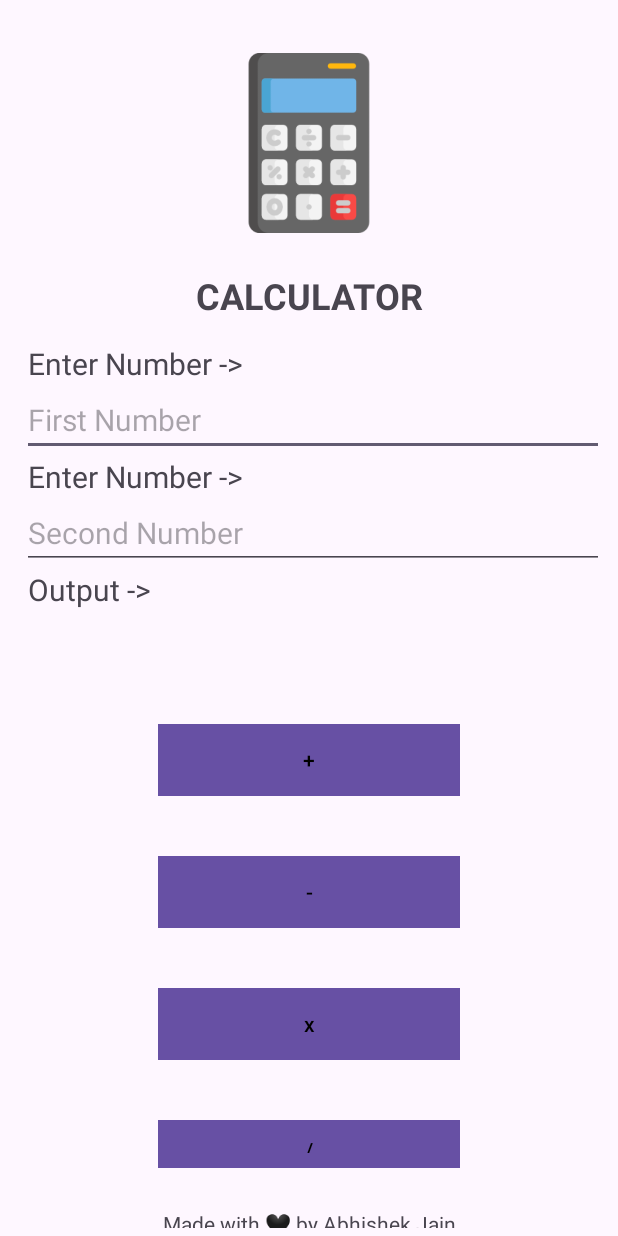
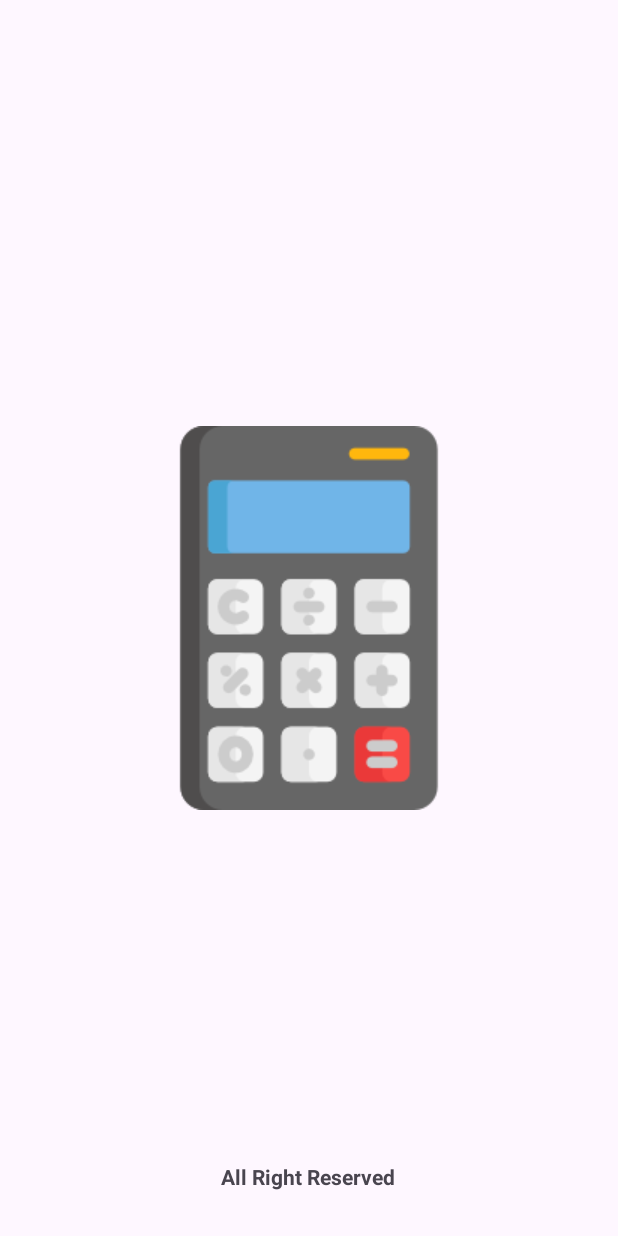
Before and after one commit to io-abhishek2206/Calculator-repo, an Android app: the screen it shows after launch (MainActivity before the commit, Splash_Screen after it), on a phone screen of 412 x 824 dp. Run offline under Robolectric (Android 15) with nearby library versions, the phone set to English and light mode, and no system bars.

```diff
--- a/app/build.gradle.kts
+++ b/app/build.gradle.kts
@@ -8,7 +8,7 @@ android {
 
     defaultConfig {
         applicationId = "com.example.calculator"
-        minSdk = 34
+        minSdk = 21
         targetSdk = 35
         versionCode = 1
         versionName = "1.0"
--- /dev/null
+++ b/app/src/main/java/com/example/calculator/Splash_Screen.java
@@ -0,0 +1,41 @@
+package com.example.calculator;
+
+import static java.lang.Thread.sleep;
+
+import android.content.Intent;
+import android.os.Bundle;
+
+import androidx.activity.EdgeToEdge;
+import androidx.appcompat.app.AppCompatActivity;
+import androidx.core.graphics.Insets;
+import androidx.core.view.ViewCompat;
+import androidx.core.view.WindowInsetsCompat;
+
+public class Splash_Screen extends AppCompatActivity {
+
+    @Override
+    protected void onCreate(Bundle savedInstanceState) {
+        super.onCreate(savedInstanceState);
+        EdgeToEdge.enable(this);
+        setContentView(R.layout.activity_splash_screen);
+        ViewCompat.setOnApplyWindowInsetsListener(findViewById(R.id.main), (v, insets) -> {
+            Insets systemBars = insets.getInsets(WindowInsetsCompat.Type.systemBars());
+            v.setPadding(systemBars.left, systemBars.top, systemBars.right, systemBars.bottom);
+            return insets;
+        });
+
+        Thread thread = new Thread() {
+            public void run(){
+                try {
+                    sleep(3000);
+                } catch (Exception e) {
+                    e.printStackTrace();
+                } finally {
+                    Intent intent = new Intent(Splash_Screen.this, MainActivity.class);
+                    startActivity(intent);
+                    finish();
+                }
+            }
+        };thread.start();
+    }
+}
--- a/app/src/main/res/layout/activity_main.xml
+++ b/app/src/main/res/layout/activity_main.xml
@@ -47,9 +47,10 @@
         android:layout_height="wrap_content"
         android:layout_marginStart="9dp"
         android:layout_marginEnd="25dp"
-        android:ems="10"
         android:hint="First Number"
         android:inputType="number"
+        android:maxLength="8"
+        android:singleLine="false"
         android:textSize="20sp" />
 
     <TextView
@@ -70,6 +71,7 @@
         android:ems="10"
         android:hint="Second Number"
         android:inputType="number"
+        android:maxLength="8"
         android:textSize="20sp" />
 
     <TextView
@@ -96,7 +98,7 @@
         android:layout_height="wrap_content"
         android:layout_marginLeft="100dp"
         android:layout_marginRight="100dp"
-        android:layout_marginBottom="40dp"
+        android:layout_marginBottom="30dp"
         android:background="#03A9F4"
         android:text="@string/Plus"
         android:textColor="@color/black"
@@ -108,7 +110,7 @@
         android:layout_height="wrap_content"
         android:layout_marginLeft="100dp"
         android:layout_marginRight="100dp"
-        android:layout_marginBottom="40dp"
+        android:layout_marginBottom="30dp"
         android:background="#03A9F4"
         android:text="@string/Minus"
         android:textColor="@color/black" />
@@ -119,7 +121,7 @@
         android:layout_height="wrap_content"
         android:layout_marginLeft="100dp"
         android:layout_marginRight="100dp"
-        android:layout_marginBottom="40dp"
+        android:layout_marginBottom="30dp"
         android:background="#03A9F4"
         android:text="@string/Multiply"
         android:textColor="@color/black" />
@@ -130,7 +132,7 @@
         android:layout_height="wrap_content"
         android:layout_marginLeft="100dp"
         android:layout_marginRight="100dp"
-        android:layout_marginBottom="40dp"
+        android:layout_marginBottom="30dp"
         android:background="#03A9F4"
         android:text="@string/Divide"
         android:textColor="@color/black" />
--- /dev/null
+++ b/app/src/main/res/layout/activity_splash_screen.xml
@@ -0,0 +1,34 @@
+<?xml version="1.0" encoding="utf-8"?>
+<RelativeLayout xmlns:android="http://schemas.android.com/apk/res/android"
+    xmlns:app="http://schemas.android.com/apk/res-auto"
+    xmlns:tools="http://schemas.android.com/tools"
+    android:id="@+id/main"
+    android:layout_width="match_parent"
+    android:layout_height="match_parent"
+    tools:context=".Splash_Screen">
+
+    <ImageView
+        android:id="@+id/imageView2"
+        android:layout_width="wrap_content"
+        android:layout_height="wrap_content"
+        android:layout_centerInParent="true"
+        android:layout_centerHorizontal="false"
+        app:layout_constraintBottom_toBottomOf="parent"
+        app:layout_constraintEnd_toEndOf="parent"
+        app:layout_constraintHorizontal_bias="0.496"
+        app:layout_constraintStart_toStartOf="parent"
+        app:layout_constraintTop_toTopOf="parent"
+        app:layout_constraintVertical_bias="0.498"
+        app:srcCompat="@drawable/calculator" />
+
+    <TextView
+        android:id="@+id/textView3"
+        android:layout_width="wrap_content"
+        android:layout_height="wrap_content"
+        android:layout_alignParentBottom="true"
+        android:layout_centerInParent="true"
+        android:layout_marginBottom="30dp"
+        android:text="All Right Reserved"
+        android:textSize="14sp"
+        android:textStyle="bold" />
+</RelativeLayout>
```
Also changed, not shown: app/src/main/AndroidManifest.xml (+8 -2 lines), app/src/main/java/com/example/calculator/MainActivity.java (+62 -24 lines), 4 other files.
